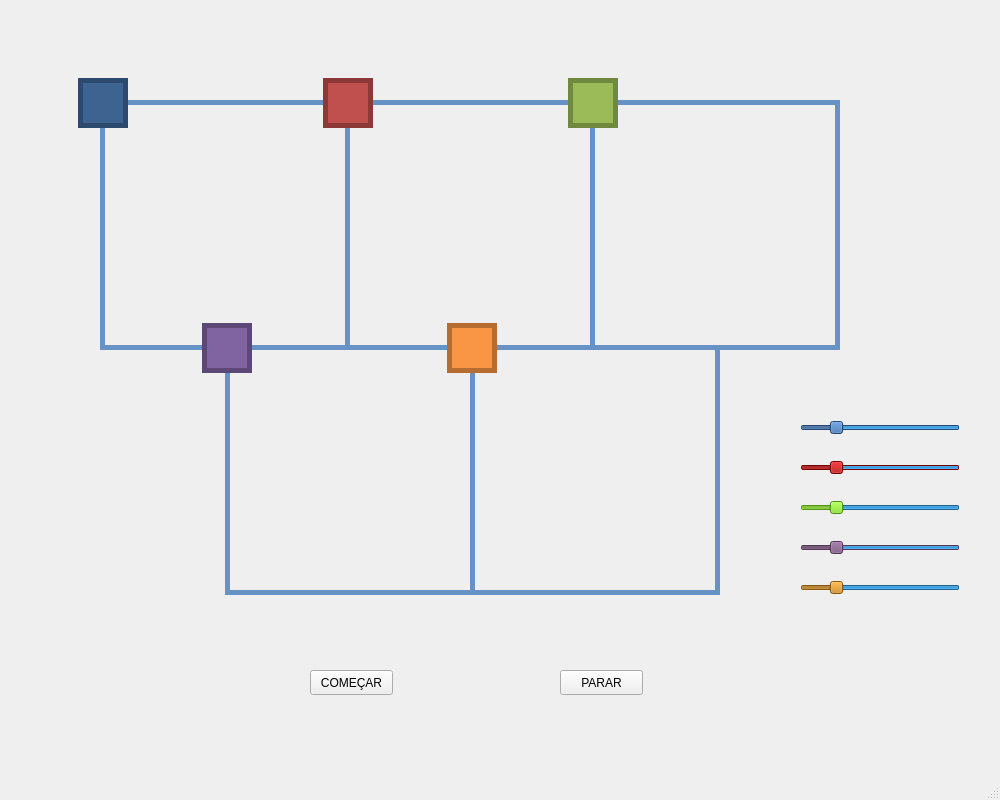
Above: SO-2_1-Trem/mainwindow.ui from frigorg/SO-2.1 before the change. Below: the same form after it.
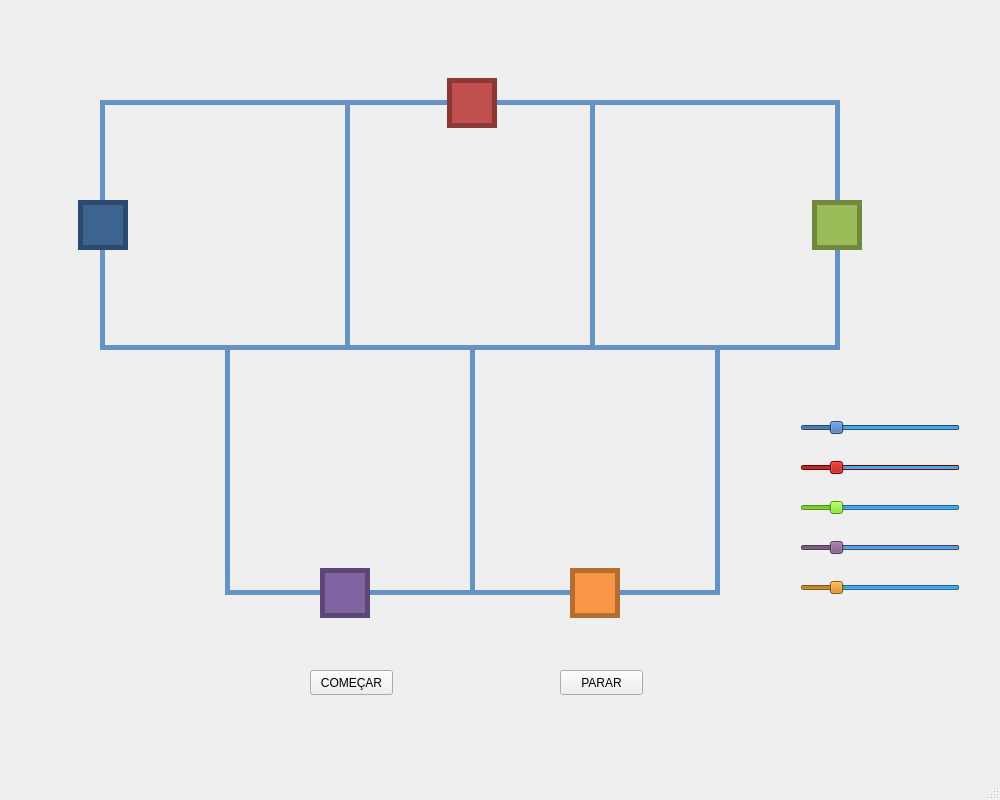
That is the form after the change.

Commit message: Alteração na posição inicial dos trens.

Diff of the .ui file:
```diff
--- a/SO-2_1-Trem/mainwindow.ui
+++ b/SO-2_1-Trem/mainwindow.ui
@@ -2528,7 +2528,7 @@
     <property name="geometry">
      <rect>
       <x>78</x>
-      <y>78</y>
+      <y>200</y>
       <width>50</width>
       <height>50</height>
      </rect>
@@ -2546,8 +2546,8 @@
    <widget class="QFrame" name="trem3">
     <property name="geometry">
      <rect>
-      <x>568</x>
-      <y>78</y>
+      <x>812</x>
+      <y>200</y>
       <width>50</width>
       <height>50</height>
      </rect>
@@ -2565,8 +2565,8 @@
    <widget class="QFrame" name="trem4">
     <property name="geometry">
      <rect>
-      <x>202</x>
-      <y>323</y>
+      <x>320</x>
+      <y>568</y>
       <width>50</width>
       <height>50</height>
      </rect>
@@ -2584,8 +2584,8 @@
    <widget class="QFrame" name="trem5">
     <property name="geometry">
      <rect>
-      <x>447</x>
-      <y>323</y>
+      <x>570</x>
+      <y>568</y>
       <width>50</width>
       <height>50</height>
      </rect>
@@ -2603,7 +2603,7 @@
    <widget class="QFrame" name="trem2">
     <property name="geometry">
      <rect>
-      <x>323</x>
+      <x>447</x>
       <y>78</y>
       <width>50</width>
       <height>50</height>
```
The commit also changes 2 other files.
